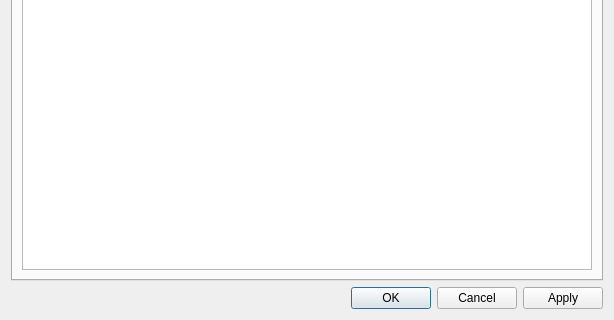
Before: the Qt Designer form src/ui/include/optionsdialog.ui in ykk136/klogg, drawn with Qt 5; both pictures show x 0 to 614 and y 497 to 817 of the 614 by 817 pixel window.
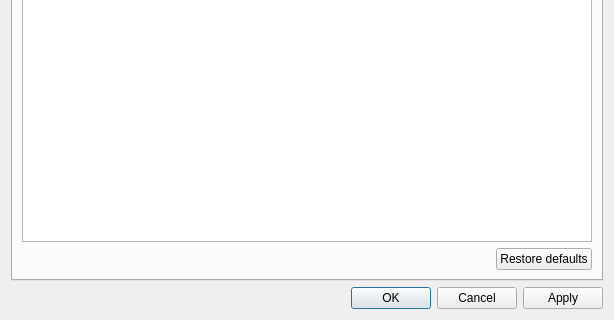
After: the same form once the commit is applied. The open tabs and pages were chosen to show the change.

Commit message:
feat: Add a button to restore default shortcuts settings (#578) (#588)
* feat: Add a button to restore default shortcuts settings (#578)
---------

What changed in the file:
```diff
--- a/src/ui/include/optionsdialog.ui
+++ b/src/ui/include/optionsdialog.ui
@@ -635,6 +635,30 @@
          <column/>
         </widget>
        </item>
+       <item>
+        <layout class="QHBoxLayout" name="horizontalLayout_0">
+         <item>
+          <spacer name="horizontalSpacer">
+           <property name="orientation">
+            <enum>Qt::Horizontal</enum>
+           </property>
+           <property name="sizeHint" stdset="0">
+            <size>
+             <width>40</width>
+             <height>20</height>
+            </size>
+           </property>
+          </spacer>
+         </item>
+         <item>
+          <widget class="QPushButton" name="restoreShortcutsDefaults">
+           <property name="text">
+            <string>Restore defaults</string>
+           </property>
+          </widget>
+         </item>
+        </layout>
+       </item>
       </layout>
      </widget>
      <widget class="QWidget" name="advanced_tab">
```
The commit also changes 2 other files.
